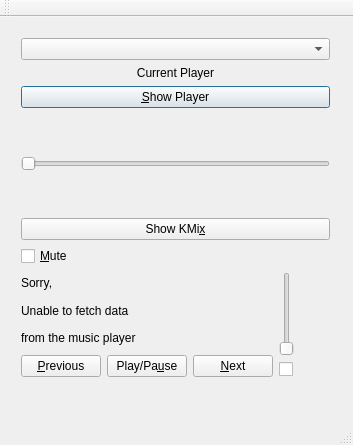
This is mainwindow.ui in ylogx/qmpris as Qt 5 draws it before an edit. The edited form follows.
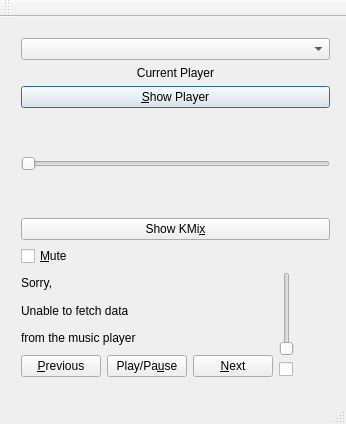
This is the edited form.

```diff
--- a/mainwindow.ui
+++ b/mainwindow.ui
@@ -6,8 +6,8 @@
    <rect>
     <x>0</x>
     <y>0</y>
-    <width>353</width>
-    <height>445</height>
+    <width>346</width>
+    <height>424</height>
    </rect>
   </property>
   <property name="windowTitle">
```
Left out of the diff: 6 changed lines with no effect on the pictures.
